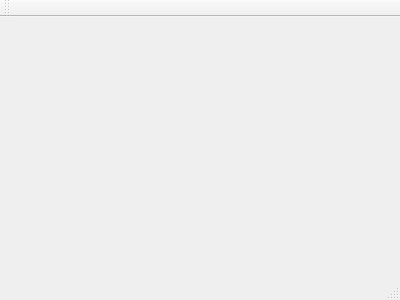
Qt form student/12/timer/mainwindow.ui (saurtm12/Tetris) before a commit.
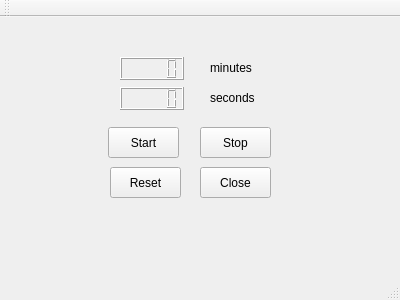
The same form after that commit.

Diff of the .ui file:
```diff
--- a/student/12/timer/mainwindow.ui
+++ b/student/12/timer/mainwindow.ui
@@ -12,13 +12,127 @@
   <property name="windowTitle" >
    <string>MainWindow</string>
   </property>
-  <widget class="QMenuBar" name="menuBar" />
-  <widget class="QToolBar" name="mainToolBar" />
-  <widget class="QWidget" name="centralWidget" />
-  <widget class="QStatusBar" name="statusBar" />
+  <widget class="QWidget" name="centralWidget">
+   <widget class="QLCDNumber" name="lcdNumberMin">
+    <property name="geometry">
+     <rect>
+      <x>120</x>
+      <y>40</y>
+      <width>64</width>
+      <height>23</height>
+     </rect>
+    </property>
+   </widget>
+   <widget class="QLCDNumber" name="lcdNumberSec">
+    <property name="geometry">
+     <rect>
+      <x>120</x>
+      <y>70</y>
+      <width>64</width>
+      <height>23</height>
+     </rect>
+    </property>
+   </widget>
+   <widget class="QLabel" name="label">
+    <property name="geometry">
+     <rect>
+      <x>210</x>
+      <y>40</y>
+      <width>67</width>
+      <height>21</height>
+     </rect>
+    </property>
+    <property name="text">
+     <string>minutes</string>
+    </property>
+   </widget>
+   <widget class="QLabel" name="label_2">
+    <property name="geometry">
+     <rect>
+      <x>210</x>
+      <y>70</y>
+      <width>67</width>
+      <height>21</height>
+     </rect>
+    </property>
+    <property name="text">
+     <string>seconds</string>
+    </property>
+   </widget>
+   <widget class="QPushButton" name="startButton">
+    <property name="geometry">
+     <rect>
+      <x>108</x>
+      <y>110</y>
+      <width>71</width>
+      <height>31</height>
+     </rect>
+    </property>
+    <property name="text">
+     <string>Start</string>
+    </property>
+   </widget>
+   <widget class="QPushButton" name="stopButton">
+    <property name="geometry">
+     <rect>
+      <x>200</x>
+      <y>110</y>
+      <width>71</width>
+      <height>31</height>
+     </rect>
+    </property>
+    <property name="text">
+     <string>Stop</string>
+    </property>
+   </widget>
+   <widget class="QPushButton" name="resetButton">
+    <property name="geometry">
+     <rect>
+      <x>110</x>
+      <y>150</y>
+      <width>71</width>
+      <height>31</height>
+     </rect>
+    </property>
+    <property name="text">
+     <string>Reset</string>
+    </property>
+   </widget>
+   <widget class="QPushButton" name="closeButton">
+    <property name="geometry">
+     <rect>
+      <x>200</x>
+      <y>150</y>
+      <width>71</width>
+      <height>31</height>
+     </rect>
+    </property>
+    <property name="text">
+     <string>Close</string>
+    </property>
+   </widget>
+  </widget>
+  <widget class="QMenuBar" name="menuBar">
+   <property name="geometry">
+    <rect>
+     <x>0</x>
+     <y>0</y>
+     <width>400</width>
+     <height>22</height>
+    </rect>
+   </property>
+  </widget>
+  <widget class="QToolBar" name="mainToolBar">
+   <attribute name="toolBarArea">
+    <enum>TopToolBarArea</enum>
+   </attribute>
+   <attribute name="toolBarBreak">
+    <bool>false</bool>
+   </attribute>
+  </widget>
+  <widget class="QStatusBar" name="statusBar"/>
  </widget>
- <layoutDefault spacing="6" margin="11" />
- <pixmapfunction></pixmapfunction>
+ <layoutdefault spacing="6" margin="11"/>
  <resources/>
  <connections/>
 </ui>
```
Left out of the diff: 7 changed lines with no effect on the pictures.
